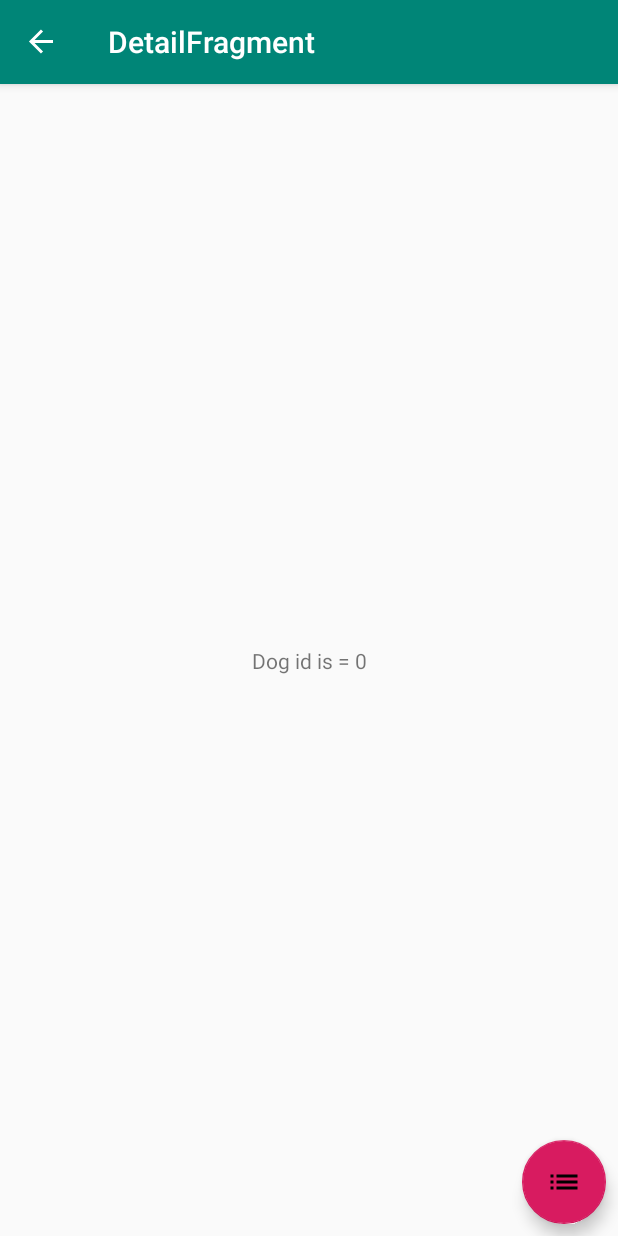
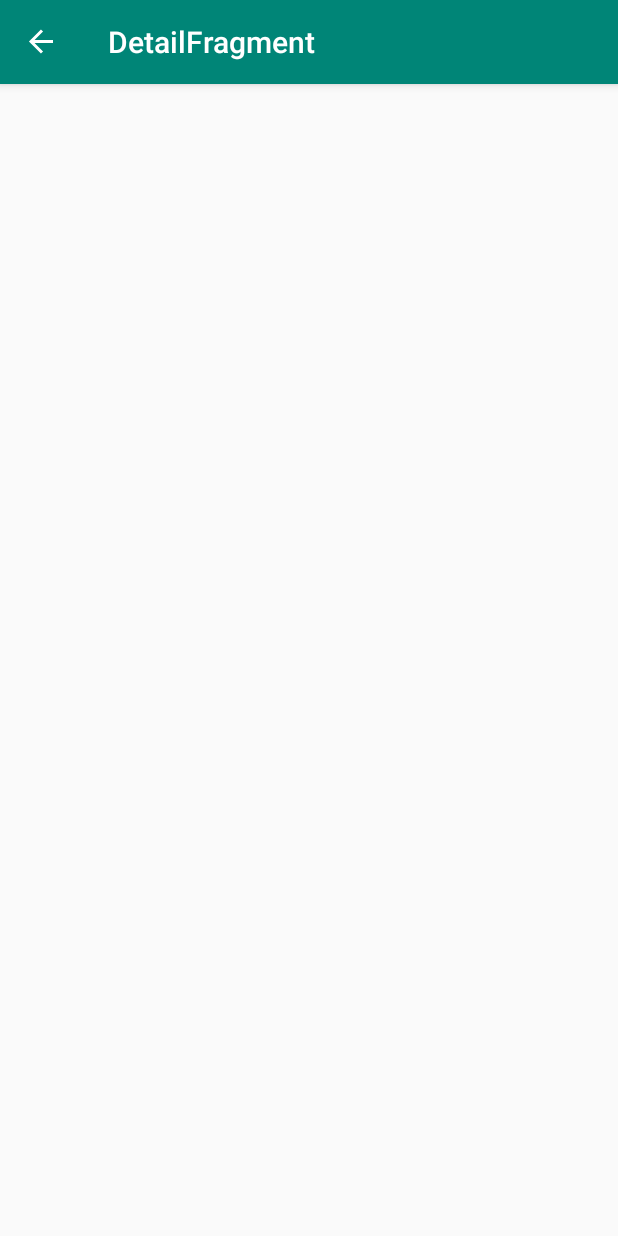
Before and after one commit to searchmanish/Dog, an Android app: the DetailFragment screen opened through its navigation route, on a phone screen of 412 x 824 dp. Run offline under Robolectric (Android 15) with nearby library versions, the phone set to English and light mode, and no system bars; our stand-ins replace data binding, navigation-ui.

Commit message:
changes in layout

```diff
--- a/app/src/main/java/com/softcodeinfotech/dog/view/DetailFragment.kt
+++ b/app/src/main/java/com/softcodeinfotech/dog/view/DetailFragment.kt
@@ -26,15 +26,9 @@
     }
 
     override fun onViewCreated(view: View, savedInstanceState: Bundle?) {
+        super.onViewCreated(view, savedInstanceState)
         arguments?.let {
             dogUuid = DetailFragmentArgs.fromBundle(it).dogUuid
-            textView2.text = "Dog id is = "+dogUuid.toString()
-        }
-        super.onViewCreated(view, savedInstanceState)
-        buttonList.setOnClickListener {
-            val action = DetailFragmentDirections.actionListFragment()
-            Navigation.findNavController(it).navigate(action)
-            //
         }
     }
 
--- a/app/src/main/java/com/softcodeinfotech/dog/view/ListFragment.kt
+++ b/app/src/main/java/com/softcodeinfotech/dog/view/ListFragment.kt
@@ -24,14 +24,5 @@
         return inflater.inflate(R.layout.fragment_list, container, false)
     }
 
-    override fun onViewCreated(view: View, savedInstanceState: Bundle?) {
-        super.onViewCreated(view, savedInstanceState)
-
-        buttonDetail.setOnClickListener {
-            val action = ListFragmentDirections.actionDetailFragment()
-            action.dogUuid = 5
-            Navigation.findNavController(it).navigate(action)
-        }
-    }
 
 }
--- a/app/src/main/res/layout/fragment_detail.xml
+++ b/app/src/main/res/layout/fragment_detail.xml
@@ -7,24 +7,5 @@
         android:layout_width="match_parent"
         android:layout_height="match_parent">
 
-        <TextView
-            android:id="@+id/textView2"
-            android:layout_width="wrap_content"
-            android:layout_height="wrap_content"
-            android:text="Detail Fragment"
-            app:layout_constraintBottom_toBottomOf="parent"
-            app:layout_constraintEnd_toEndOf="parent"
-            app:layout_constraintStart_toStartOf="parent"
-            app:layout_constraintTop_toTopOf="parent" />
-
-        <com.google.android.material.floatingactionbutton.FloatingActionButton
-            android:id="@+id/buttonList"
-            android:layout_width="wrap_content"
-            android:layout_height="wrap_content"
-            android:layout_margin="8dp"
-            android:clickable="true"
-            android:src="@drawable/ic_list"
-            app:layout_constraintBottom_toBottomOf="parent"
-            app:layout_constraintEnd_toEndOf="parent" />
     </androidx.constraintlayout.widget.ConstraintLayout>
 </layout>
```
Also changed, not shown: app/src/main/res/layout/fragment_list.xml (+0 -19 lines).
